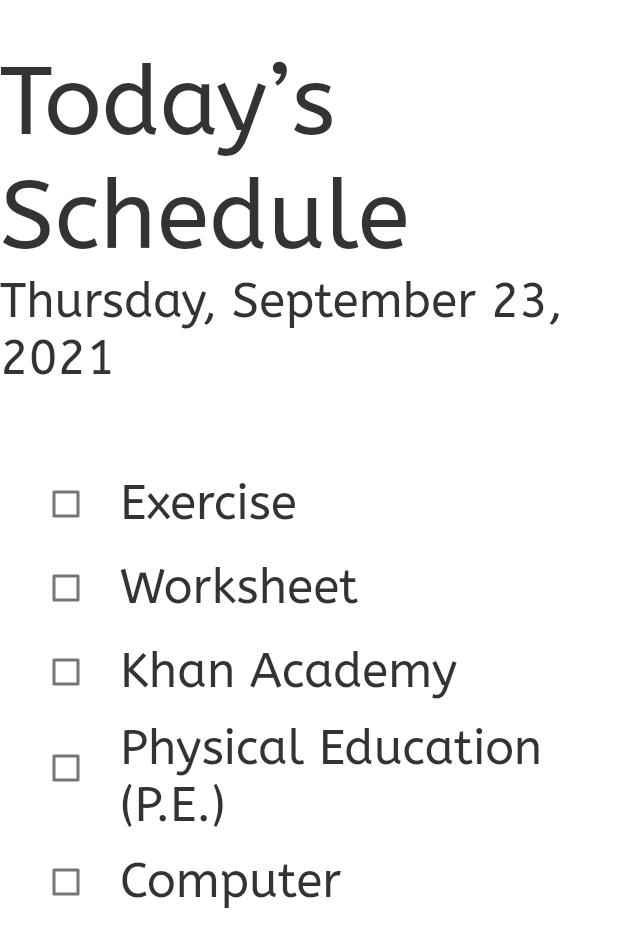
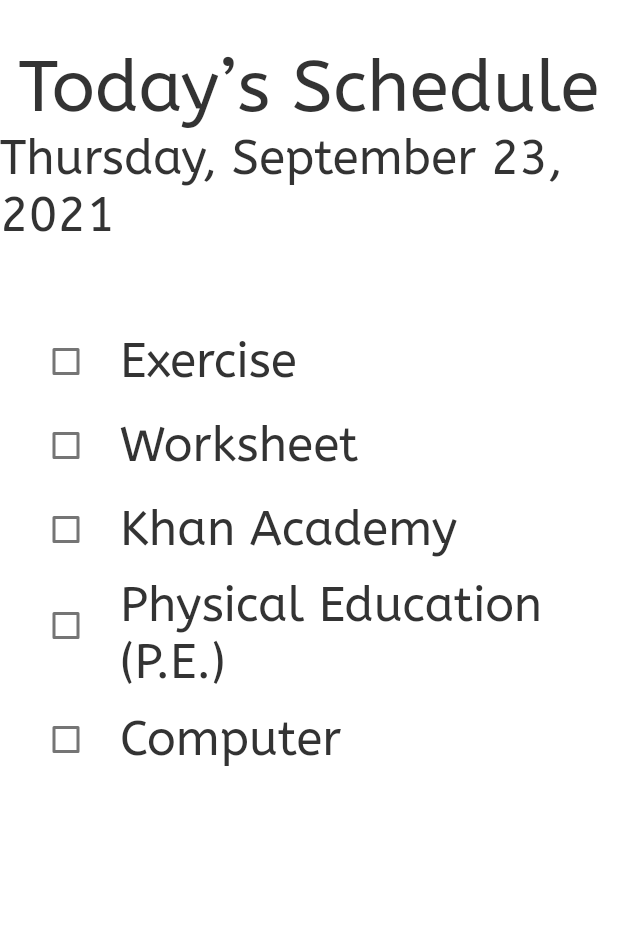
Before and after one commit to brainchild-projects/aralan, a Flutter app: the screen it shows after launch, on a phone screen of 412 x 824 dp. Shown: the top 947 px of the screen. Run offline on Flutter 3.47's test engine with Material 2 defaults, Android fonts, the phone set to English and light mode, and no system bars; our stand-ins replace date_format.

Commit message:
fix: style tweak

```diff
--- a/lib/main.dart
+++ b/lib/main.dart
@@ -44,7 +44,7 @@ class HomePage extends StatelessWidget {
               const SizedBox(height: 30),
               Text(
                 'Today’s Schedule',
-                style: theme.textTheme.headline1,
+                style: theme.textTheme.headline2,
               ),
               Text(
                 formatDate(
```
